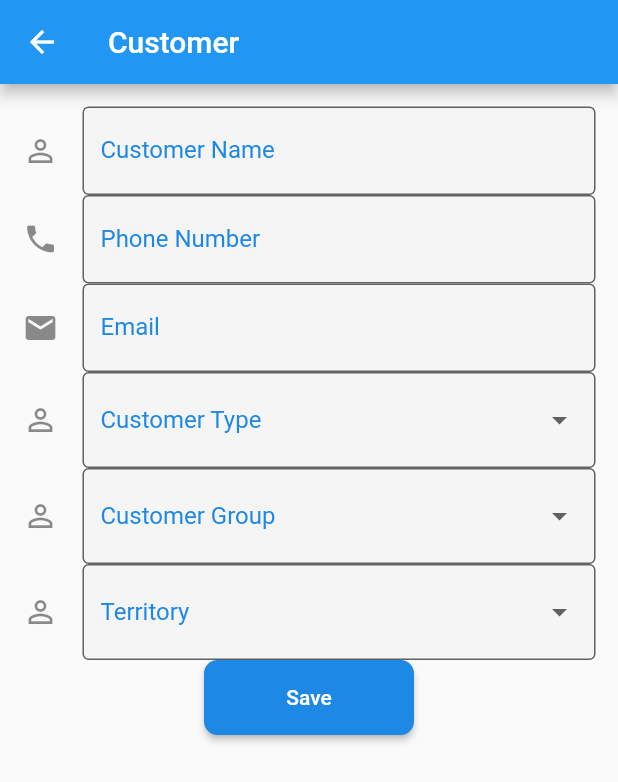
After one commit to nivaja/LeAccFlutter, a Flutter app: the CustomerListView screen opened by its route, after a tap on an icon or button, on a phone screen of 412 x 824 dp. The commit adds this screen. Shown: the top 782 px of the screen. Run offline on Flutter 3.47's test engine with Material 2 defaults, Android fonts, the phone set to English and light mode, and no system bars; drawn by our look-alikes of flutter_form_builder; our stand-ins replace cookie_jar, dio, dio_cookie_manager, flutter_easyloading, form_builder_validators, get and 2 more; accounts and stored records are empty.

Commit message:
NMS => Added Customer Form View

```diff
--- a/lib/app/modules/customer/controllers/customer_controller.dart
+++ b/lib/app/modules/customer/controllers/customer_controller.dart
@@ -34,9 +34,8 @@ class CustomerController extends GetxController{
    try{
      isLoading(true);
      List<Customer> customers = await CustomerProvider().getCustomerList(start,length);
-     customers.length == 0 ? endOfReults(true) : endOfReults(false);
+     endOfReults(customers.isEmpty);
      customerList.addAll(customers);
-   //  return customers;
    }finally{
      isLoading(false);
    }
--- a/lib/app/modules/customer/providers/customer_provider.dart
+++ b/lib/app/modules/customer/providers/customer_provider.dart
@@ -17,4 +17,11 @@ class CustomerProvider {
     Response? response = await DioClient().get('/resource/Customer',queryParameters: queryPatameters);
     return List.from(response?.data["data"]).map((e) => Customer.fromJson(e)).toList();
   }
+
+  saveCustomer(Map<String,dynamic> customerJson){
+    var data={
+      "data":customerJson
+    };
+    DioClient().post('/resource/Customer',data: data);
+  }
 }
--- /dev/null
+++ b/lib/app/modules/customer/views/customer_form_view.dart
@@ -0,0 +1,78 @@
+import 'package:flutter/material.dart';
+import 'package:flutter_form_builder/flutter_form_builder.dart';
+import 'package:form_builder_validators/form_builder_validators.dart';
+import 'package:leacc_pos/app/modules/common/views/action_button.dart';
+import 'package:leacc_pos/app/modules/customer/providers/customer_provider.dart';
+
+class CustomerFormView extends StatelessWidget {
+  final _formKey = GlobalKey<FormBuilderState>();
+   CustomerFormView({Key? key}) : super(key: key);
+
+  @override
+  Widget build(BuildContext context) {
+    return Scaffold(
+      appBar: AppBar(title: Text('Customer')),
+      body: Padding(
+        padding: const EdgeInsets.all(15.0),
+        child: Column(
+          children: [
+            FormBuilder(
+                key: _formKey,
+                autovalidateMode: AutovalidateMode.always,
+                child: Column(
+                  children: [
+                    FormBuilderTextField(name: 'customer_name', decoration: FrappeInputDecoration(label: 'Customer Name', fieldIcons: const Icon(Icons.perm_identity))),
+                    FormBuilderTextField(name: 'phone_number', decoration: FrappeInputDecoration(label: 'Phone Number', fieldIcons: const Icon(Icons.phone))),
+                    FormBuilderTextField(name: 'email',validator: FormBuilderValidators.compose([FormBuilderValidators.email(), FormBuilderValidators.required()]), decoration: FrappeInputDecoration(label: 'Email', fieldIcons: const Icon(Icons.email))),
+                  //  FormBuilderTextField(name: 'customer_name', decoration: FrappeInputDecoration(label: 'Address', fieldIcons: const Icon(Icons.home))),
+                   // FormBuilderTextField(name: 'customer_name', decoration: FrappeInputDecoration(label: 'PAN/VAT', fieldIcons: const Icon(Icons.app_registration))),
+                   // FormBuilderTextField(name: 'customer_name', decoration: FrappeInputDecoration(label: 'Geo Location', fieldIcons: const Icon(Icons.location_on))),
+                    FormBuilderDropdown(name: 'customer_type', items: ['Individual']
+                        .map((e) => DropdownMenuItem(
+                      value: e,
+                      child: Text('$e'),
+                    ))
+                        .toList(),
+                        decoration: FrappeInputDecoration(label: 'Customer Type', fieldIcons: const Icon(Icons.perm_identity))),
+                    FormBuilderDropdown(name: 'customer_group',items:  ['All Customer Groups']
+                        .map((e) => DropdownMenuItem(
+                      value: e,
+                      child: Text('$e'),
+                    ))
+                        .toList(), decoration: FrappeInputDecoration(label: 'Customer Group', fieldIcons: const Icon(Icons.perm_identity))),
+                    FormBuilderDropdown(name: 'territory', items: ['All Territories']
+                        .map((e) => DropdownMenuItem(
+                      value: e,
+                      child: Text('$e'),
+                    ))
+                        .toList(), decoration: FrappeInputDecoration(label: 'Territory', fieldIcons: const Icon(Icons.perm_identity))),
+                    FrappeNavigationButton(
+                      buttonText: 'Save',
+                      onPressed: () {
+                        _formKey.currentState!.saveAndValidate();
+                        print(_formKey.currentState!.value);
+                        if(_formKey.currentState!.isValid){CustomerProvider().saveCustomer(_formKey.currentState!.value);};
+                      },
+                    ),
+                  ],
+                ))
+          ],
+        ),
+      ),
+    );
+  }
+
+  InputDecoration FrappeInputDecoration({required String label, required Icon fieldIcons}){
+    return InputDecoration(
+
+        fillColor: Colors.grey[100],
+        filled: true,
+        border: OutlineInputBorder(),
+        icon: fieldIcons,
+        labelText: label,
+        labelStyle: TextStyle(
+          color: Colors.blue[600],
+        )
+    );
+  }
+}
--- a/lib/app/modules/customer/views/customer_list_view.dart
+++ b/lib/app/modules/customer/views/customer_list_view.dart
@@ -2,6 +2,7 @@ import 'package:flutter/material.dart';
 import 'package:get/get.dart';
 import 'package:lazy_load_scrollview/lazy_load_scrollview.dart';
 import 'package:leacc_pos/app/modules/customer/controllers/customer_controller.dart';
+import 'package:leacc_pos/app/modules/customer/views/customer_form_view.dart';
 
 import '../../common/util/search_delegate.dart';
 
@@ -22,6 +23,10 @@ class CustomerListView extends GetView<CustomerController> {
                     delegate: FrappeSearchDelegate(docType: 'Customer')),
                 icon: const Icon(Icons.search))
           ],
+        ),
+        floatingActionButton: FloatingActionButton(
+          child: Text("+"),
+          onPressed: ()=> Get.to(CustomerFormView()),
         ),
         body: Obx(
           () => LazyLoadScrollView(
--- a/lib/app/modules/ledger/providers/ledger_provider.dart
+++ b/lib/app/modules/ledger/providers/ledger_provider.dart
@@ -1,4 +1,3 @@
-
 import 'package:leacc_pos/app/modules/http/dio.dart';
 import 'package:leacc_pos/app/modules/ledger/ledger_model.dart';
 
--- a/pubspec.yaml
+++ b/pubspec.yaml
@@ -13,10 +13,8 @@ dependencies:
   cookie_jar: 3.0.1
   async_button_builder: ^2.3.0+1
   cupertino_icons: ^1.0.2
-  flutter_datetime_picker: ^1.5.1
   flutter_form_builder: ^7.4.0
   form_builder_validators: ^8.2.0
-  flutter_pagewise: ^2.0.1
   lazy_load_scrollview: 1.3.0
   get: 4.6.5
   get_storage: ^2.0.3
```
Also changed, not shown: lib/app/modules/common/views/list_tile.dart (+11 -8 lines), lib/app/modules/common/views/text_container.dart (added, +21 -0 lines), lib/app/modules/customer/views/customer_view.dart (deleted, +0 -46 lines), lib/app/modules/ledger/views/ledger_view.dart (+44 -13 lines), lib/app/routes/app_pages.dart (+5 -6 lines), lib/main.dart (+11 -0 lines), pubspec.lock.
